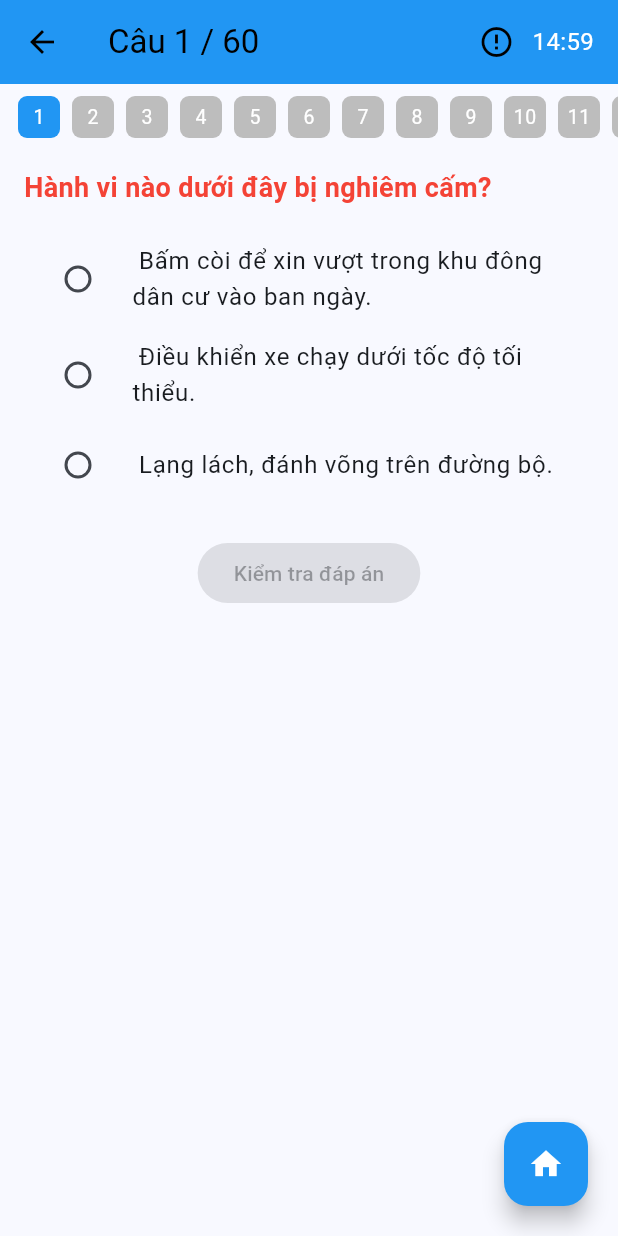
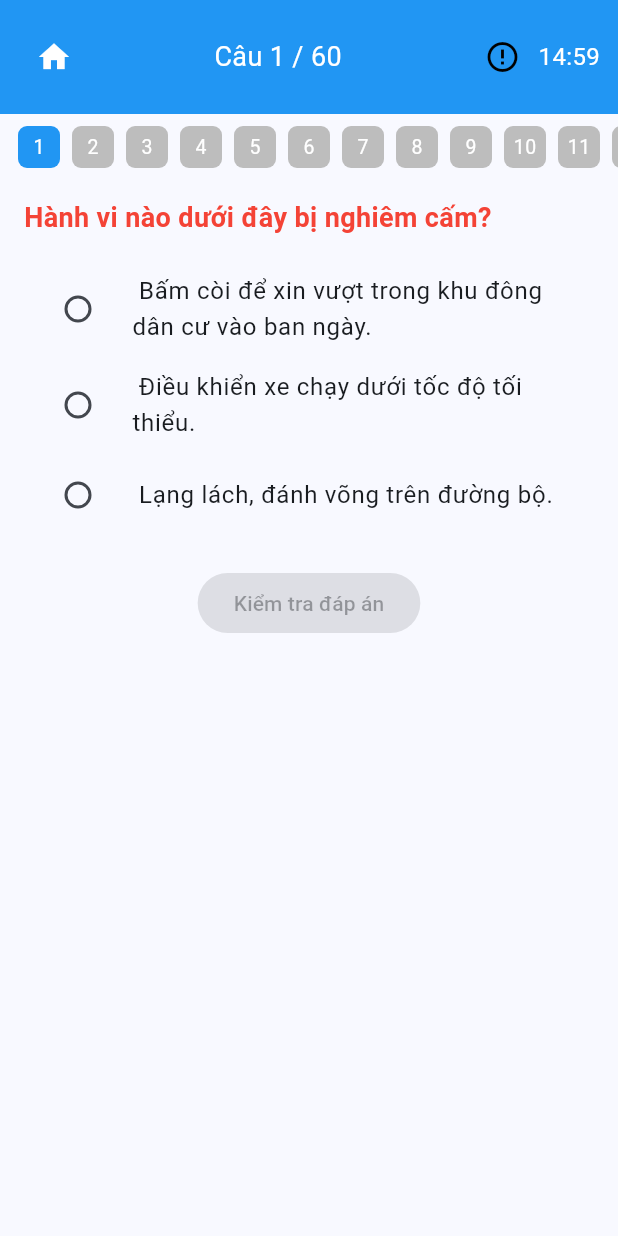
Before and after one commit to NguyenQuy4219/bo_de_600_gplx, a Flutter app: the QuestionScreen screen opened directly, on a phone screen of 412 x 824 dp. Run offline on Flutter 3.47's test engine with Material 3 defaults, Android fonts, the light colour scheme and no system bars; our stand-ins replace shared_preferences; accounts and stored records are empty.

Commit message:
update UI

```diff
--- a/lib/Question/60_Questions_page.dart
+++ b/lib/Question/60_Questions_page.dart
@@ -4,7 +4,6 @@ import 'package:bo_de_600_gplx/Question/wrong_questions.dart';
 import 'package:flutter/material.dart';
 import 'package:shared_preferences/shared_preferences.dart';
 import 'package:bo_de_600_gplx/Data/data.dart';
-import 'package:bo_de_600_gplx/Result/history_page.dart';
 import 'package:bo_de_600_gplx/Result/result_page.dart';
 
 class QuestionScreen extends StatefulWidget {
@@ -21,14 +20,14 @@ class _QuestionScreenState extends State<QuestionScreen> {
   int? selectedOption;
   List<bool?> answerResults = [];
 
-  Duration ExamRemainingTime = const Duration(minutes: 15);
+  Duration examDuration = const Duration(minutes: 15);
+  late Duration remainingTime;
   Timer? _timer;
-  late Duration remainingTime;
 
   @override
   void initState() {
     super.initState();
-    remainingTime = ExamRemainingTime;
+    remainingTime = examDuration;
     fatalQuestions = questions.where((q) => q.isDiemLiet).toList()..shuffle();
     fatalQuestions = fatalQuestions.take(60).toList();
     answerResults = List.filled(fatalQuestions.length, null);
@@ -61,24 +60,15 @@ class _QuestionScreenState extends State<QuestionScreen> {
     }
   }
 
-  void prevQuestion() {
-    if (currentIndex > 0) {
-      setState(() {
-        currentIndex--;
-        selectedOption = null;
-      });
-    }
-  }
-
   void checkAnswer() async {
     final question = fatalQuestions[currentIndex];
     final isCorrect = selectedOption == question.correctAnswerIndex;
     answerResults[currentIndex] = isCorrect;
-    if (!isCorrect && !incorrectQuestions.contains(question)) {
+
+    if (!isCorrect && !incorrectQuestions.any((q) => q.id == question.id)) {
       incorrectQuestions.add(question);
     }
 
-    // Nếu là câu cuối cùng → lưu lại
     if (currentIndex == fatalQuestions.length - 1) {
       await _saveIncorrectQuestions();
     }
@@ -158,7 +148,7 @@ class _QuestionScreenState extends State<QuestionScreen> {
           ),
           TextButton(
             onPressed: () {
-              Navigator.pop(context); // đóng dialog
+              Navigator.pop(context);
               _navigateToResultPage();
             },
             child: const Text('Có'),
@@ -177,7 +167,7 @@ class _QuestionScreenState extends State<QuestionScreen> {
         builder: (_) => ResultPage(
           correctCount: correctCount,
           totalQuestions: fatalQuestions.length,
-          duration: ExamRemainingTime - remainingTime,
+          duration: examDuration - remainingTime,
           answerResults: answerResults,
           isDiemLietList: fatalQuestions.map((q) => q.isDiemLiet).toList(),
         ),
@@ -241,12 +231,27 @@ class _QuestionScreenState extends State<QuestionScreen> {
     final question = fatalQuestions[currentIndex];
 
     return Scaffold(
-      appBar: AppBar(
-        backgroundColor: Colors.blue,
-        title: Text('Câu ${currentIndex + 1} / ${fatalQuestions.length}'),
-        actions: [
+      body: Column(
+        children: [
+          SafeArea(
+            child: Container(
+              color: Colors.blue,
+              padding: const EdgeInsets.symmetric(horizontal: 12, vertical: 14),
+              child: Row(
+                children: [
                   IconButton(
-            icon: const Icon(Icons.error_outline),
+                    onPressed: _confirmExit,
+                    icon: const Icon(Icons.home, color: Colors.white),
+                  ),
+                  Expanded(
+                    child: Text(
+                      'Câu ${currentIndex + 1} / ${fatalQuestions.length}',
+                      style: const TextStyle(fontSize: 18, color: Colors.white),
+                      textAlign: TextAlign.center,
+                    ),
+                  ),
+                  IconButton(
+                    icon: const Icon(Icons.error_outline, color: Colors.black),
                     tooltip: 'Xem câu sai',
                     onPressed: () async {
                       await _saveIncorrectQuestions();
@@ -258,26 +263,18 @@ class _QuestionScreenState extends State<QuestionScreen> {
                       );
                     },
                   ),
-          Padding(
-            padding: const EdgeInsets.only(right: 16),
-            child: Center(
-              child: Text(
+                  Text(
                     _formatTime(remainingTime),
                     style: const TextStyle(fontSize: 16, color: Colors.white),
                   ),
+                ],
               ),
             ),
-        ],
           ),
-      body: Stack(
-        children: [
-          Column(
-            children: [
           _buildProgressBar(),
           Expanded(
             child: Padding(
-                  padding:
-                      const EdgeInsets.symmetric(horizontal: 16, vertical: 12),
+              padding: const EdgeInsets.symmetric(horizontal: 16, vertical: 12),
               child: SingleChildScrollView(
                 child: Column(
                   crossAxisAlignment: CrossAxisAlignment.start,
@@ -306,8 +303,7 @@ class _QuestionScreenState extends State<QuestionScreen> {
                     const SizedBox(height: 20),
                     Center(
                       child: ElevatedButton(
-                            onPressed:
-                                selectedOption != null ? checkAnswer : null,
+                        onPressed: selectedOption != null ? checkAnswer : null,
                         child: const Text('Kiểm tra đáp án'),
                       ),
                     ),
@@ -319,18 +315,6 @@ class _QuestionScreenState extends State<QuestionScreen> {
           ),
         ],
       ),
-          Positioned(
-            bottom: 20,
-            right: 20,
-            child: FloatingActionButton(
-              backgroundColor: Colors.blue,
-              onPressed: _confirmExit,
-              tooltip: 'Về trang chủ',
-              child: const Icon(Icons.home, color: Colors.white),
-            ),
-          ),
-        ],
-      ),
     );
   }
 }
```
Also changed, not shown: lib/Question/Top_50_questions_wrong.dart (+28 -43 lines), lib/Question/random_question_page.dart (+15 -0 lines), lib/Set-of-question/exam_screen.dart (+15 -0 lines). Lines whose indentation alone changed are shown as unchanged.
